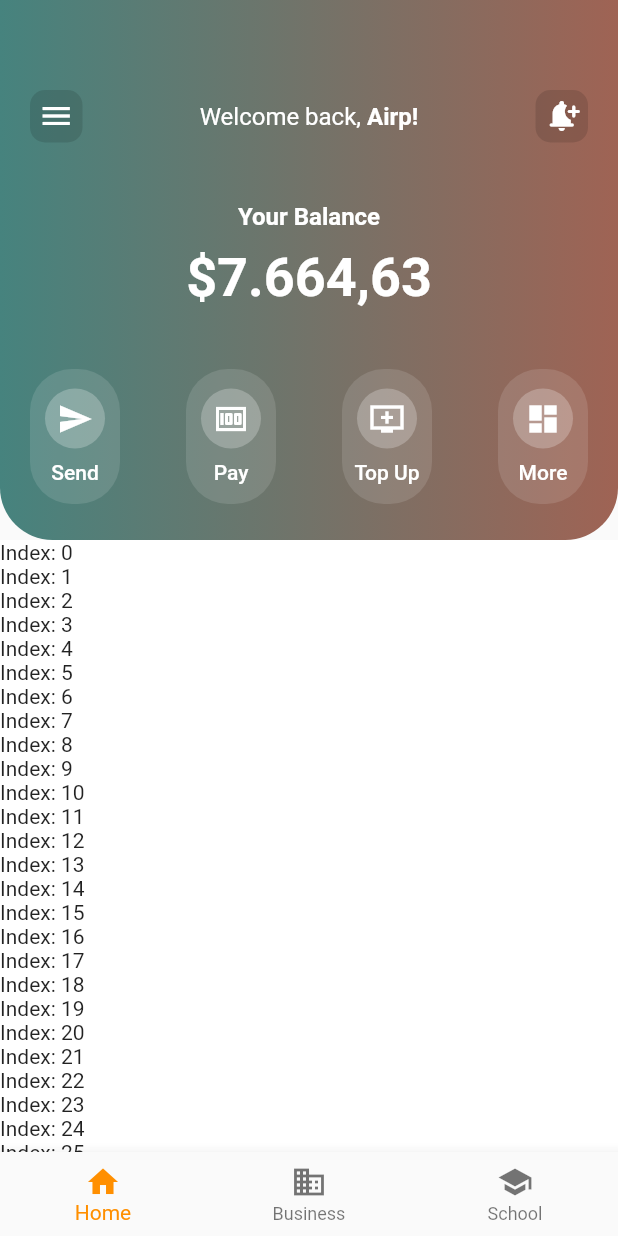
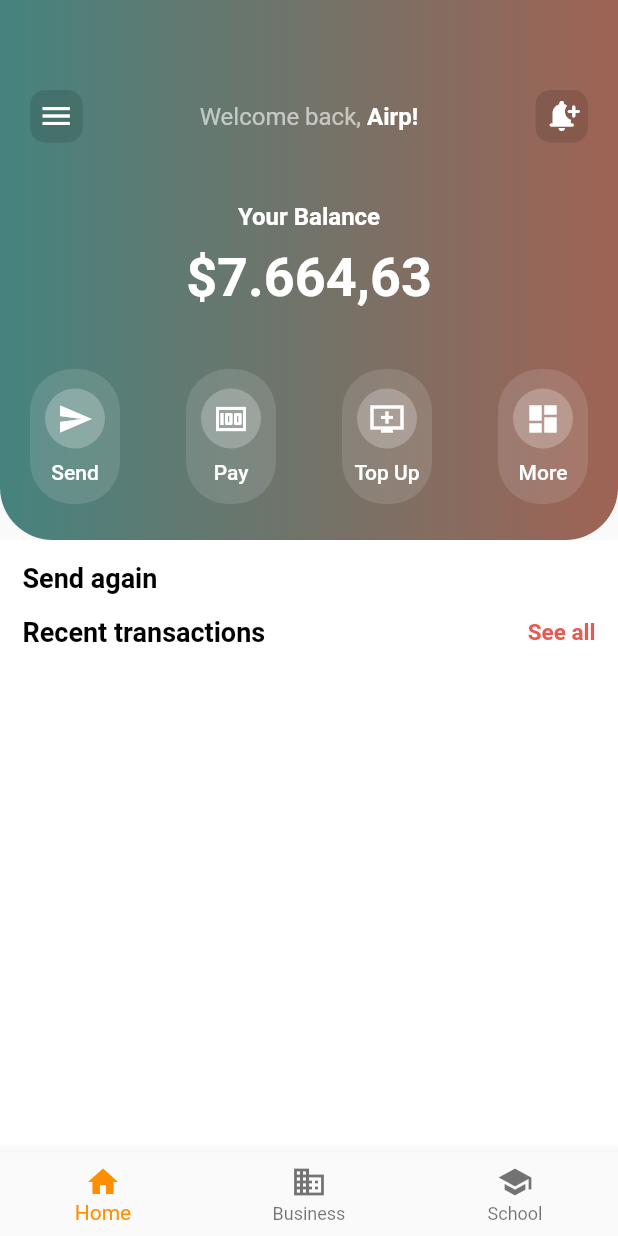
Before and after one commit to RaulTakeshiLlanosRodriguez/segundo-desafio, a Flutter app: the screen it shows after launch, on a phone screen of 412 x 824 dp. Run offline on Flutter 3.47's test engine with Material 2 defaults, Android fonts, the phone set to English and light mode, and no system bars.

Commit message:
first commit

```diff
--- a/lib/views/home/widgets/content.dart
+++ b/lib/views/home/widgets/content.dart
@@ -1,3 +1,5 @@
+import 'package:app_sell_valtx/views/home/widgets/content_recent_transaction.dart';
+import 'package:app_sell_valtx/views/home/widgets/content_send_again.dart';
 import 'package:flutter/material.dart';
 
 class Content extends StatelessWidget {
@@ -7,15 +9,14 @@ class Content extends StatelessWidget {
   Widget build(BuildContext context) {
     return Expanded(
       child: Container(
-        width: double.infinity,
-        color: Colors.white,
-        child: ListView.builder(
-          itemCount: 500,
-          itemBuilder: (context, index) {
-            return Text("Index: $index");
-          },
-        ),
-      ),
+          width: double.infinity,
+          color: Colors.white,
+          child: Column(
+            children: const [
+              ContentSendAgain(),
+              ContentRecentTransaction(),
+            ],
+          )),
     );
   }
 }
--- /dev/null
+++ b/lib/views/home/widgets/content_recent_transaction.dart
@@ -0,0 +1,39 @@
+import 'package:flutter/material.dart';
+
+class ContentRecentTransaction extends StatelessWidget {
+  const ContentRecentTransaction({Key? key}) : super(key: key);
+
+  @override
+  Widget build(BuildContext context) {
+    return Column(
+      children: [
+        Padding(
+          padding: const EdgeInsets.only(
+            top: 15.0,
+            left: 15.0,
+            right: 15.0,
+          ),
+          child: Row(
+            mainAxisAlignment: MainAxisAlignment.spaceBetween,
+            children: const [
+              Text(
+                "Recent transactions",
+                style: TextStyle(
+                    fontSize: 18.0,
+                    fontWeight: FontWeight.w700,
+                    color: Color.fromARGB(255, 0, 0, 0)),
+              ),
+              Text(
+                "See all",
+                style: TextStyle(
+                    fontSize: 15.0,
+                    fontWeight: FontWeight.w700,
+                    color: Color.fromARGB(238, 230, 77, 66)),
+              ),
+            ],
+          ),
+        ),
+      ],
+    );
+  }
+}
--- /dev/null
+++ b/lib/views/home/widgets/content_send_again.dart
@@ -0,0 +1,32 @@
+import 'package:flutter/material.dart';
+
+class ContentSendAgain extends StatelessWidget {
+  const ContentSendAgain({Key? key}) : super(key: key);
+
+  @override
+  Widget build(BuildContext context) {
+    return Column(
+      children: [
+        Padding(
+          padding: const EdgeInsets.only(
+            top: 15.0,
+            left: 15.0,
+            right: 15.0,
+          ),
+          child: Row(
+            mainAxisAlignment: MainAxisAlignment.start,
+            children: const [
+              Text(
+                "Send again",
+                style: TextStyle(
+                    fontSize: 18.0,
+                    fontWeight: FontWeight.w700,
+                    color: Color.fromARGB(255, 0, 0, 0)),
+              ),
+            ],
+          ),
+        ),
+      ],
+    );
+  }
+}
--- a/lib/views/home/widgets/header_appbar.dart
+++ b/lib/views/home/widgets/header_appbar.dart
@@ -13,12 +13,14 @@ class HeaderAppbar extends StatelessWidget {
           text: const TextSpan(
             text: 'Welcome back, ',
             style: TextStyle(
-              fontSize: 16.0,
-            ),
+                fontSize: 16.0, color: Color.fromARGB(153, 255, 255, 255)),
             children: [
               TextSpan(
                 text: 'Airp!',
-                style: TextStyle(fontSize: 16.0, fontWeight: FontWeight.bold),
+                style: TextStyle(
+                    fontSize: 16.0,
+                    fontWeight: FontWeight.bold,
+                    color: Colors.white),
               ),
             ],
           ),
```
